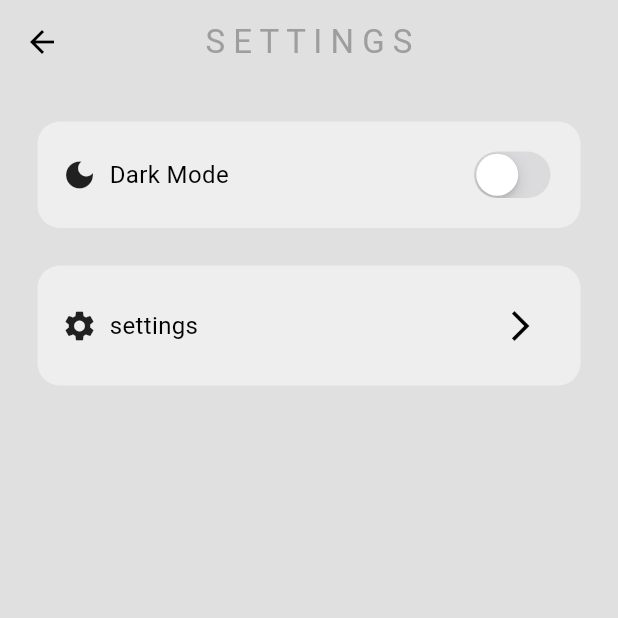
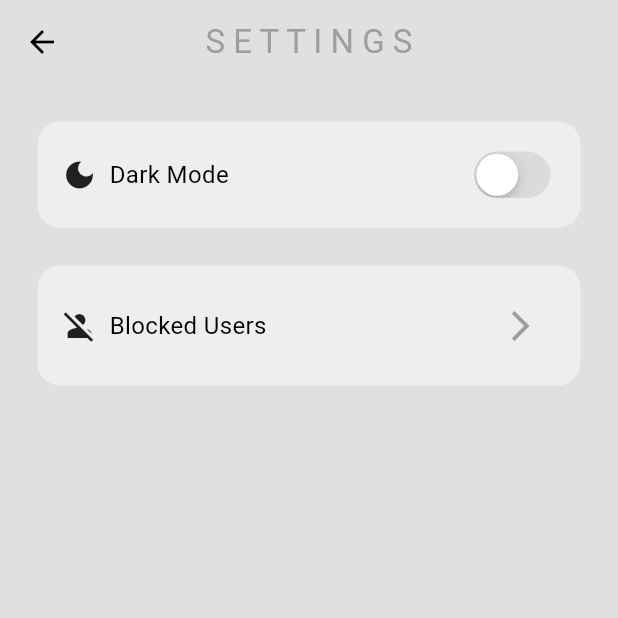
Before and after one commit to danielAdrah/talky, a Flutter app: the screen it shows once a user with an empty profile is signed in, in the side drawer, after a tap on "S E T T I N G S", on a phone screen of 412 x 824 dp, the top half of it. Run offline on Flutter 3.47's test engine with Material 3 defaults, Android fonts, the phone set to English and light mode, and no system bars; our stand-ins replace animate_do, cloud_firestore, firebase_auth, firebase_core; accounts and stored records are empty.

Commit message:
done with the offical things

```diff
--- a/lib/components/chat_bubble.dart
+++ b/lib/components/chat_bubble.dart
@@ -39,6 +39,9 @@ class ChatBubble extends StatelessWidget {
                   leading: Icon(Icons.block),
                   title: Text("Block User"),
                   onTap: () {
+                    //this will po the dialog
+                    Navigator.pop(context);
+                    //this will take you out form the chat
                     Navigator.pop(context);
                     blockUser(context, userId);
                   },
--- a/lib/view/home_page.dart
+++ b/lib/view/home_page.dart
@@ -1,5 +1,6 @@
 // ignore_for_file: no_leading_underscores_for_local_identifiers
 
+import 'package:animate_do/animate_do.dart';
 import 'package:flutter/material.dart';
 import 'package:talky/components/user_tile.dart';
 import 'package:talky/services/chat/chat_service.dart';
@@ -25,13 +26,20 @@ class _HomePageState extends State<HomePage> {
         appBar: AppBar(
           backgroundColor: Colors.transparent,
           centerTitle: true,
-          title: Text(
-            'U S E R S',
-            style: TextStyle(color: Theme.of(context).colorScheme.primary),
+          title: FadeInDown(
+            delay: Duration(milliseconds: 500),
+            curve: Curves.decelerate,
+            child: Text(
+              'U S E R S',
+            ),
           ),
         ),
         drawer: CustomeDrawer(),
-        body: SafeArea(child: userBuilder()),
+        body: SafeArea(
+            child: FadeInDown(
+                delay: Duration(milliseconds: 600),
+                curve: Curves.decelerate,
+                child: userBuilder())),
       ),
     );
   }
--- a/lib/view/settings.dart
+++ b/lib/view/settings.dart
@@ -1,5 +1,6 @@
 // ignore_for_file: prefer_const_literals_to_create_immutables
 
+import 'package:animate_do/animate_do.dart';
 import 'package:flutter/cupertino.dart';
 import 'package:flutter/material.dart';
 import 'package:provider/provider.dart';
@@ -22,13 +23,18 @@ class _SettingsState extends State<Settings> {
         appBar: AppBar(
           backgroundColor: Colors.transparent,
           centerTitle: true,
-          title: Text(
+          title: FadeInDown(
+            delay: Duration(milliseconds: 300),
+            child: Text(
               'S E T T I N G S',
               style: TextStyle(color: Theme.of(context).colorScheme.primary),
             ),
           ),
+        ),
         body: SafeArea(
           child: SingleChildScrollView(
+            child: FadeInDown(
+              delay: Duration(milliseconds: 700),
               child: Column(
                 children: [
                   //dark mode switch
@@ -78,10 +84,10 @@ class _SettingsState extends State<Settings> {
                         Row(
                           crossAxisAlignment: CrossAxisAlignment.center,
                           children: [
-                          Icon(Icons.settings),
+                            Icon(Icons.person_off),
                             SizedBox(width: 8),
                             Text(
-                            "settings",
+                              "Blocked Users",
                               style: TextStyle(fontSize: 16),
                             ),
                           ],
@@ -93,7 +99,8 @@ class _SettingsState extends State<Settings> {
                                 MaterialPageRoute(
                                     builder: (context) => BlockedUser()));
                           },
-                        icon: Icon(Icons.arrow_forward_ios),
+                          icon: Icon(Icons.arrow_forward_ios,
+                              color: Theme.of(context).colorScheme.primary),
                         ),
                       ],
                     ),
@@ -103,6 +110,7 @@ class _SettingsState extends State<Settings> {
             ),
           ),
         ),
+      ),
     );
   }
 }
```
Also changed, not shown: lib/view/blocked_user.dart (+21 -6 lines), assets/img/u1.png (added). Lines whose indentation alone changed are shown as unchanged.
